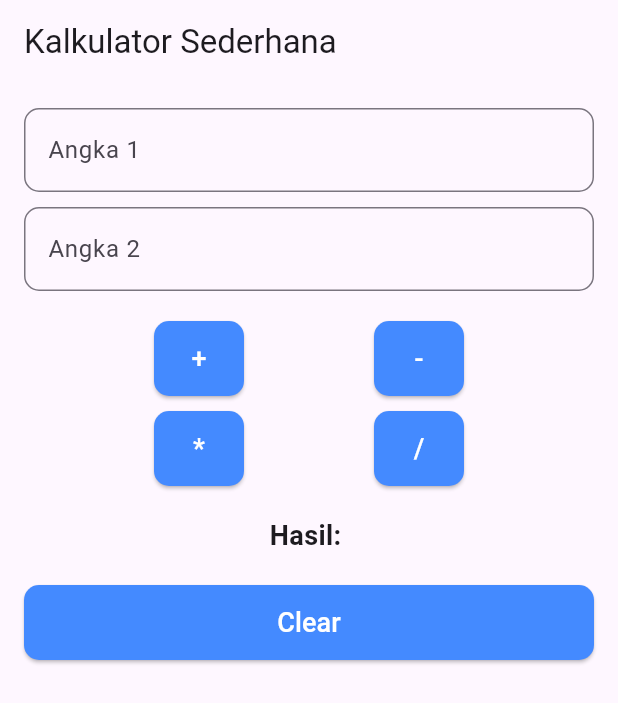
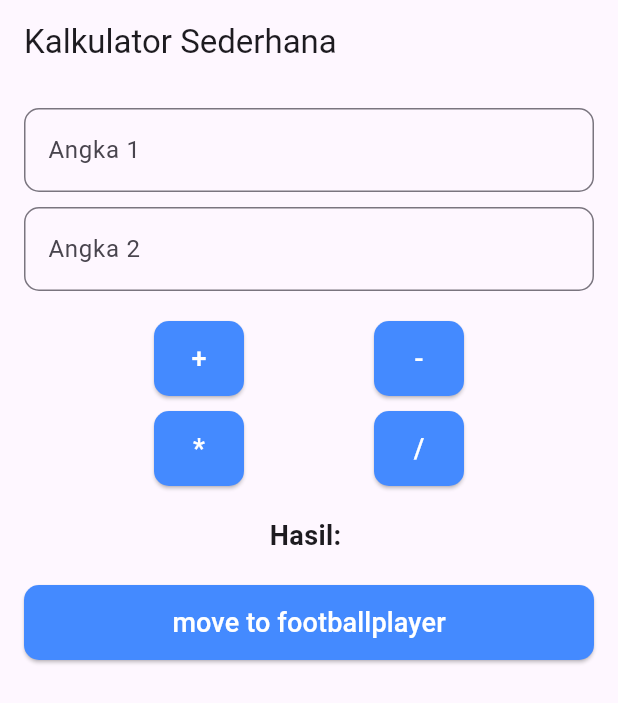
Before and after one commit to Adnan-k1/flutter_pertama, a Flutter app: the screen it shows after launch, on a phone screen of 412 x 824 dp. Shown: the top 703 px of the screen. Run offline on Flutter 3.47's test engine with Material 3 defaults, Android fonts, the phone set to English and light mode, and no system bars; our stand-ins replace get.

Commit message:
edit footballplayer

```diff
--- /dev/null
+++ b/lib/controller/football_edit_controller.dart
@@ -0,0 +1,3 @@
+import 'package:get/get.dart';
+
+class FootballEditController extends GetxController{}
--- a/lib/controller/kalkulatorcontroller.dart
+++ b/lib/controller/kalkulatorcontroller.dart
@@ -29,13 +29,13 @@ class CalculatorController extends GetxController {
 
   void bagi() {
     int angka1 = int.tryParse(txtangka1.text) ?? 0;
-    int angka2 = int.tryParse(txtangka2.text) ?? 1; // Hindari pembagian dengan 0
+    int angka2 = int.tryParse(txtangka2.text) ?? 1;
     if (angka2 == 0) {
       hasil.value = 'Tidak bisa dibagi 0';
       return;
     }
     double hasiljumlah = angka1 / angka2;
-    hasil.value = hasiljumlah.toStringAsFixed(2); // tampilkan 2 angka di belakang koma
+    hasil.value = hasiljumlah.toStringAsFixed(2);
   }
 
   void clear() {
--- a/lib/main.dart
+++ b/lib/main.dart
@@ -1,6 +1,8 @@
 import 'package:flutter/material.dart';
 import 'package:flutter_pertama/login.dart';
 import 'package:flutter_pertama/pages/calculatorpage.dart';
+import 'package:flutter_pertama/routers/pages.dart';
+import 'package:flutter_pertama/routers/routers.dart';
 import 'package:get/get_navigation/get_navigation.dart';
 
 void main() {
@@ -19,7 +21,8 @@ class MyApp extends StatelessWidget {
 
         colorScheme: ColorScheme.fromSeed(seedColor: Colors.deepPurple),
       ),
-      home: CalculatorPage(),
+      initialRoute: Approters.Calculator,
+      getPages: AppPages.pages,
     );
   }
 }
--- a/lib/pages/calculatorpage.dart
+++ b/lib/pages/calculatorpage.dart
@@ -2,6 +2,7 @@ import 'package:flutter/material.dart';
 import 'package:flutter_pertama/componets/input_field.dart';
 import 'package:flutter_pertama/componets/widget_button.dart';
 import 'package:flutter_pertama/controller/kalkulatorcontroller.dart';
+import 'package:flutter_pertama/routers/routers.dart';
 import 'package:get/get.dart';
 
 class CalculatorPage extends StatelessWidget {
@@ -15,7 +16,7 @@ class CalculatorPage extends StatelessWidget {
   Widget build(BuildContext context) {
     return Scaffold(
       appBar: AppBar(title: Text("Kalkulator Sederhana")),
-      body: SingleChildScrollView( // Agar tidak overflow saat keyboard muncul
+      body: SingleChildScrollView(
         padding: const EdgeInsets.all(16),
         child: Column(
           crossAxisAlignment: CrossAxisAlignment.stretch,
@@ -83,9 +84,9 @@ class CalculatorPage extends StatelessWidget {
 
             SizedBox(height: 20),
             CoustumButton(
-              text: "Clear",
+              text: "move to footballplayer",
               onPressed: () {
-                kalkulatorController.clear();
+                Get.toNamed(Approters.footballplayer);
               },
             ),
           ],
--- /dev/null
+++ b/lib/routers/pages.dart
@@ -0,0 +1,14 @@
+import 'package:flutter/material.dart';
+import 'package:flutter_pertama/pages/calculatorpage.dart';
+import 'package:flutter_pertama/pages/football_edit_page.dart';
+import 'package:flutter_pertama/pages/football_page.dart';
+import 'package:flutter_pertama/routers/routers.dart';
+import 'package:get/get.dart';
+
+class AppPages{
+  static final pages = [
+    GetPage(name: Approters.Calculator, page: () => CalculatorPage()),
+    GetPage(name: Approters.footballplayer, page: () => FootballPage()),
+    GetPage(name: Approters.footballedit, page: () => EditPlayerPage(index: int.fromEnvironment(""),))
+  ];
+}
--- /dev/null
+++ b/lib/routers/routers.dart
@@ -0,0 +1,6 @@
+class Approters{
+  static const String Calculator = "/calculator";
+  static const String footballplayer = "/fotballplayer";
+  static const String footballedit = "/fotballplayer";
+
+}
```
Also changed, not shown: lib/controller/football_controller.dart (added, +48 -0 lines), lib/pages/football_edit_page.dart (added, +68 -0 lines), lib/pages/football_page.dart (added, +38 -0 lines).
